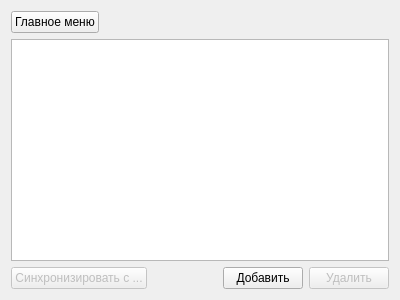
Old version of the form src/sync/viewbases.ui in the repository Arox/makler.
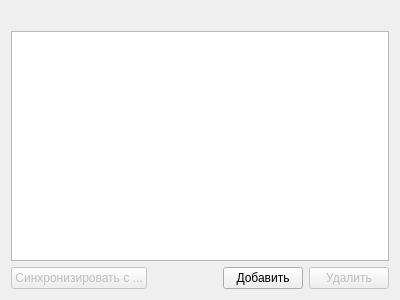
New version of the form.

```diff
--- a/src/sync/viewbases.ui
+++ b/src/sync/viewbases.ui
@@ -16,13 +16,6 @@
   <layout class="QVBoxLayout" name="verticalLayout">
    <item>
     <layout class="QHBoxLayout" name="horizontalLayout_2">
-     <item>
-      <widget class="QPushButton" name="mpBack">
-       <property name="text">
-        <string>Главное меню</string>
-       </property>
-      </widget>
-     </item>
      <item>
       <spacer name="horizontalSpacer">
        <property name="orientation">
```
